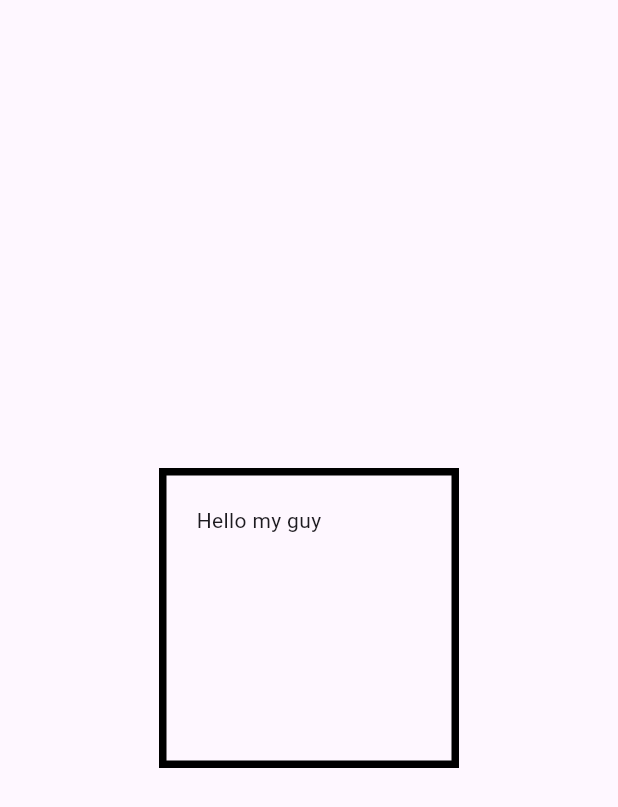
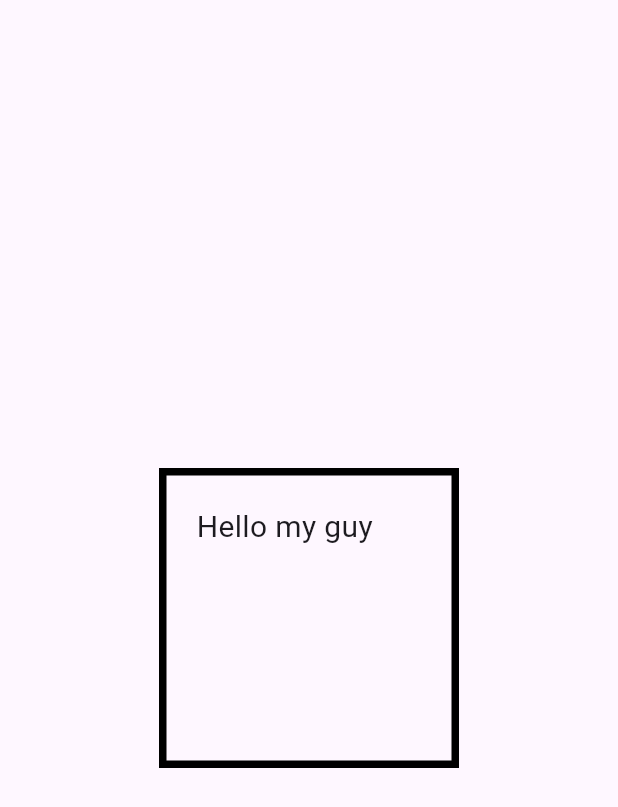
Before and after one commit to Odhi-ambo/flutter_widgets_101, a Flutter app: the screen it shows after launch, on a phone screen of 412 x 824 dp. Shown: the top 807 px of the screen. Run offline on Flutter 3.47's test engine with Material 3 defaults, Android fonts, the phone set to English and light mode, and no system bars.

Commit message:
intial commit-text widget implementations

```diff
--- a/lib/homepage.dart
+++ b/lib/homepage.dart
@@ -14,7 +14,12 @@ class HomePage extends StatelessWidget {
           decoration: BoxDecoration(
             border: Border.all(color: Colors.black, width: 5),
           ),
-          child: Text('Hello my guy'),
+          child: Text(
+            'Hello my guy',
+            style: TextStyle(
+              fontSize: 20,
+            ),
+          ),
         ),
       ),
     );
```
